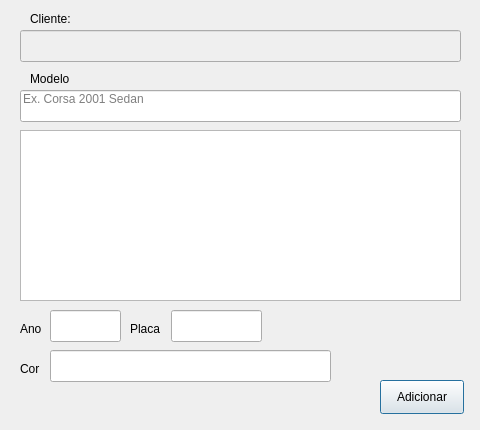
Old version of the form Client_Add_Car.ui in the repository bedi1982/Oficina.
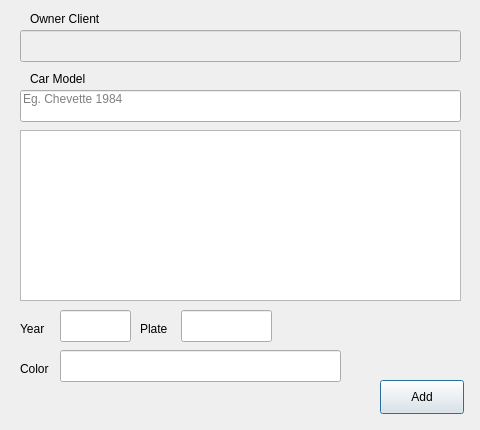
New version of the form.

Diff of the .ui file:
```diff
--- a/Client_Add_Car.ui
+++ b/Client_Add_Car.ui
@@ -48,7 +48,7 @@
     </rect>
    </property>
    <property name="text">
-    <string>Adicionar</string>
+    <string>Add</string>
    </property>
   </widget>
   <widget class="QLabel" name="lbl_Feedback">
@@ -105,7 +105,7 @@
     <set>Qt::AlignLeading|Qt::AlignLeft|Qt::AlignTop</set>
    </property>
    <property name="placeholderText">
-    <string>Ex. Corsa 2001 Sedan</string>
+    <string>Eg. Chevette 1984</string>
    </property>
   </widget>
   <widget class="QLabel" name="lbl_Model">
@@ -113,12 +113,12 @@
     <rect>
      <x>30</x>
      <y>70</y>
-     <width>60</width>
+     <width>91</width>
      <height>18</height>
     </rect>
    </property>
    <property name="text">
-    <string>Modelo    </string>
+    <string>Car Model</string>
    </property>
   </widget>
   <widget class="QLabel" name="lbl_CarOwner">
@@ -126,12 +126,12 @@
     <rect>
      <x>30</x>
      <y>10</y>
-     <width>61</width>
+     <width>91</width>
      <height>18</height>
     </rect>
    </property>
    <property name="text">
-    <string>Cliente:</string>
+    <string>Owner Client</string>
    </property>
   </widget>
   <widget class="QLineEdit" name="line_NomeCliente">
@@ -150,7 +150,7 @@
   <widget class="QLineEdit" name="txt_Color">
    <property name="geometry">
     <rect>
-     <x>50</x>
+     <x>60</x>
      <y>350</y>
      <width>281</width>
      <height>32</height>
@@ -168,18 +168,18 @@
     <rect>
      <x>20</x>
      <y>360</y>
-     <width>23</width>
+     <width>41</width>
      <height>18</height>
     </rect>
    </property>
    <property name="text">
-    <string>Cor</string>
+    <string>Color</string>
    </property>
   </widget>
   <widget class="QLineEdit" name="txt_Placa">
    <property name="geometry">
     <rect>
-     <x>171</x>
+     <x>181</x>
      <y>310</y>
      <width>91</width>
      <height>32</height>
@@ -195,14 +195,14 @@
   <widget class="QLabel" name="lbl_PlacaCarro">
    <property name="geometry">
     <rect>
-     <x>130</x>
+     <x>140</x>
      <y>320</y>
      <width>32</width>
      <height>18</height>
     </rect>
    </property>
    <property name="text">
-    <string>Placa</string>
+    <string>Plate</string>
    </property>
   </widget>
   <widget class="QLabel" name="lbl_CarYear">
@@ -215,13 +215,13 @@
     </rect>
    </property>
    <property name="text">
-    <string>Ano</string>
+    <string>Year</string>
    </property>
   </widget>
   <widget class="QLineEdit" name="txt_Year">
    <property name="geometry">
     <rect>
-     <x>50</x>
+     <x>60</x>
      <y>310</y>
      <width>71</width>
      <height>32</height>
```
Left out of the diff: 2 changed lines with no effect on the pictures.
